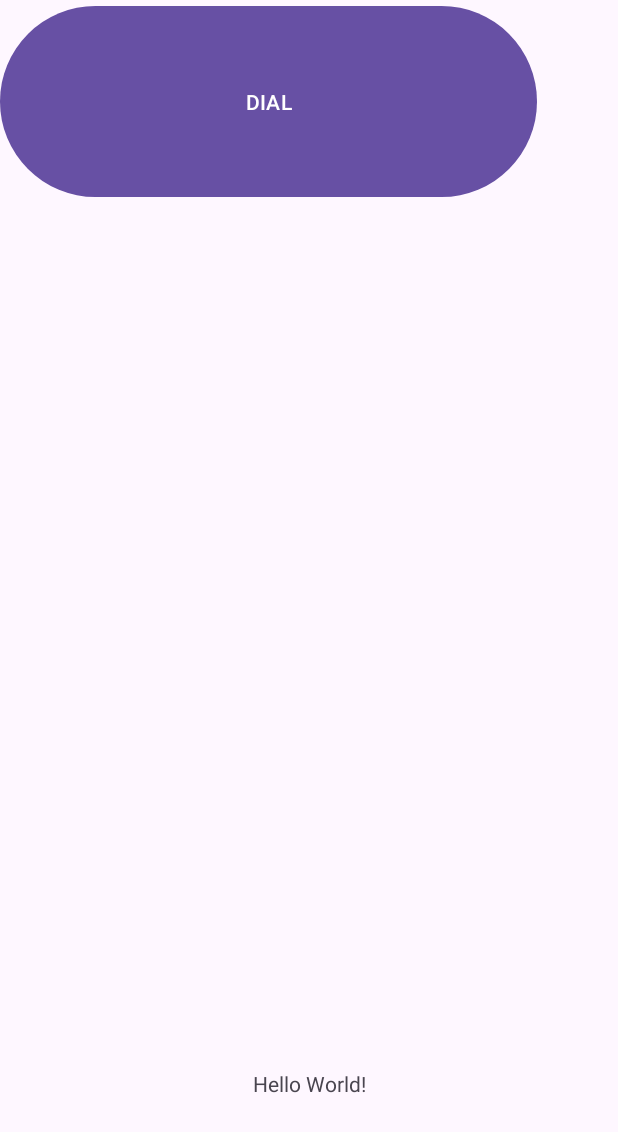
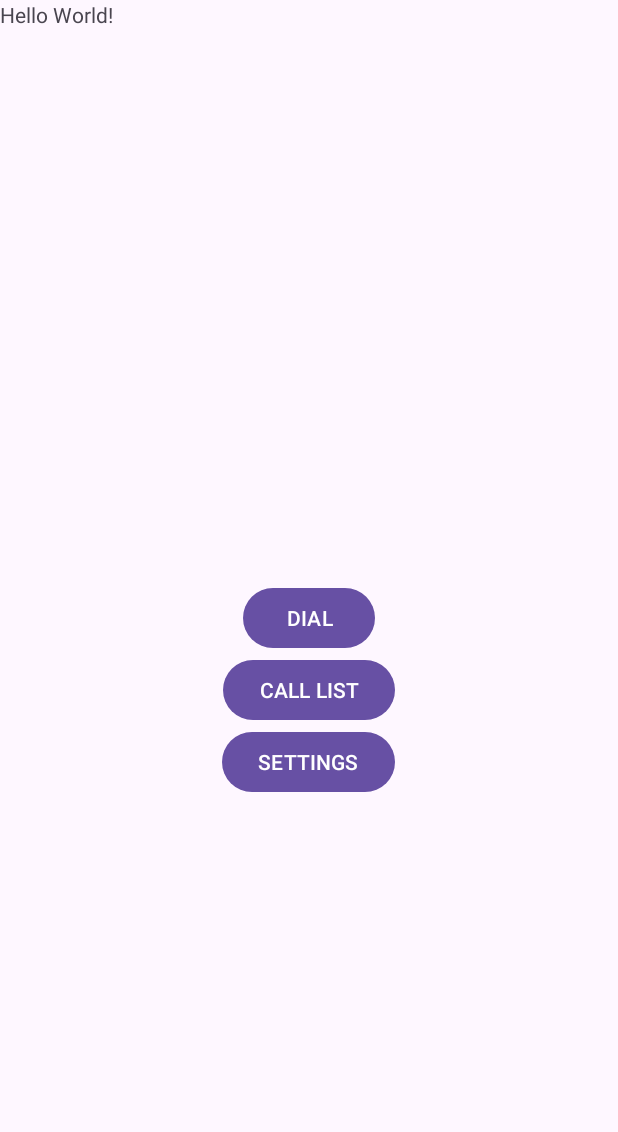
Before and after one commit to anvbackman/Programvaruteknik-DT031G-Labs, an Android app: the screen it shows after launch (MainActivity), on a phone screen of 412 x 824 dp. Shown: the top 1132 px of the screen. Run offline under Robolectric (Android 15) with nearby library versions, the light colour scheme and no system bars.

Commit message:
Settings added

```diff
--- a/app/build.gradle.kts
+++ b/app/build.gradle.kts
@@ -33,6 +33,7 @@ dependencies {
     implementation("androidx.appcompat:appcompat:1.6.1")
     implementation("com.google.android.material:material:1.8.0")
     implementation("androidx.constraintlayout:constraintlayout:2.1.4")
+    implementation("androidx.preference:preference:1.2.0")
     testImplementation("junit:junit:4.13.2")
     androidTestImplementation("androidx.test.ext:junit:1.1.5")
     androidTestImplementation("androidx.test.espresso:espresso-core:3.5.1")
--- a/app/src/main/java/se/miun/anba2205/dt031g/dialer/DialActivity.java
+++ b/app/src/main/java/se/miun/anba2205/dt031g/dialer/DialActivity.java
@@ -4,7 +4,6 @@ import androidx.appcompat.app.ActionBar;
 import androidx.appcompat.app.AppCompatActivity;
 import androidx.appcompat.widget.Toolbar;
 
-import android.annotation.SuppressLint;
 import android.os.Bundle;
 
 
@@ -16,7 +15,7 @@ public class DialActivity extends AppCompatActivity {
         super.onCreate(savedInstanceState);
         setContentView(R.layout.activity_dial);
 
-        Toolbar toolbar = findViewById(R.id.toolbar_dial);
+        Toolbar toolbar = findViewById(R.id.toolbar);
         setSupportActionBar(toolbar);
 
         ActionBar actionBar = getSupportActionBar();
--- a/app/src/main/java/se/miun/anba2205/dt031g/dialer/MainActivity.java
+++ b/app/src/main/java/se/miun/anba2205/dt031g/dialer/MainActivity.java
@@ -26,6 +26,24 @@ public class MainActivity extends AppCompatActivity {
                 startActivity(intent);
             }
         });
+
+        Button startCallList = findViewById(R.id.CALL_LIST);
+        startCallList.setOnClickListener(new View.OnClickListener() {
+            @Override
+            public void onClick(View view) {
+                Intent intent = new Intent(MainActivity.this, CallListActivity.class);
+                startActivity(intent);
+            }
+        });
+
+        Button startSettings = findViewById(R.id.SETTINGS);
+        startSettings.setOnClickListener(new View.OnClickListener() {
+            @Override
+            public void onClick(View view) {
+                Intent intent = new Intent(MainActivity.this, DialActivity.class);
+                startActivity(intent);
+            }
+        });
     }
 
     public void openDialActivity(View view) {
--- a/app/src/main/res/layout/activity_main.xml
+++ b/app/src/main/res/layout/activity_main.xml
@@ -1,5 +1,5 @@
 <?xml version="1.0" encoding="utf-8"?>
-<androidx.constraintlayout.widget.ConstraintLayout xmlns:android="http://schemas.android.com/apk/res/android"
+<RelativeLayout xmlns:android="http://schemas.android.com/apk/res/android"
     xmlns:app="http://schemas.android.com/apk/res-auto"
     xmlns:tools="http://schemas.android.com/tools"
     android:layout_width="match_parent"
@@ -18,10 +18,25 @@
 
     <Button
         android:id="@+id/DIAL"
-        android:layout_width="358dp"
-        android:layout_height="135dp"
+        android:layout_width="wrap_content"
+        android:layout_height="wrap_content"
         android:text="DIAL"
-        tools:layout_editor_absoluteX="174dp"
-        tools:layout_editor_absoluteY="787dp" />
+        android:layout_centerInParent="true" />
 
-</androidx.constraintlayout.widget.ConstraintLayout>
+    <Button
+        android:id="@+id/CALL_LIST"
+        android:layout_width="wrap_content"
+        android:layout_height="wrap_content"
+        android:text="CALL LIST"
+        android:layout_below="@id/DIAL"
+        android:layout_centerHorizontal="true" />
+
+    <Button
+        android:id="@+id/SETTINGS"
+        android:layout_width="wrap_content"
+        android:layout_height="wrap_content"
+        android:layout_below="@id/CALL_LIST"
+        android:layout_centerHorizontal="true"
+        android:text="SETTINGS" />
+
+</RelativeLayout>
```
Also changed, not shown: app/src/main/AndroidManifest.xml (+10 -6 lines), app/src/main/java/se/miun/anba2205/dt031g/dialer/CallListActivity.java (+8 -0 lines), app/src/main/java/se/miun/anba2205/dt031g/dialer/SettingsActivity.java (added, +41 -0 lines), app/src/main/res/layout/activity_call_list.xml (+18 -2 lines), app/src/main/res/layout/activity_dial.xml (+4 -4 lines), app/src/main/res/layout/settings_activity.xml (added, +20 -0 lines), app/src/main/res/values/arrays.xml (added, +12 -0 lines), app/src/main/res/values/strings.xml (+21 -0 lines), app/src/main/res/xml/root_preferences.xml (added, +35 -0 lines).
